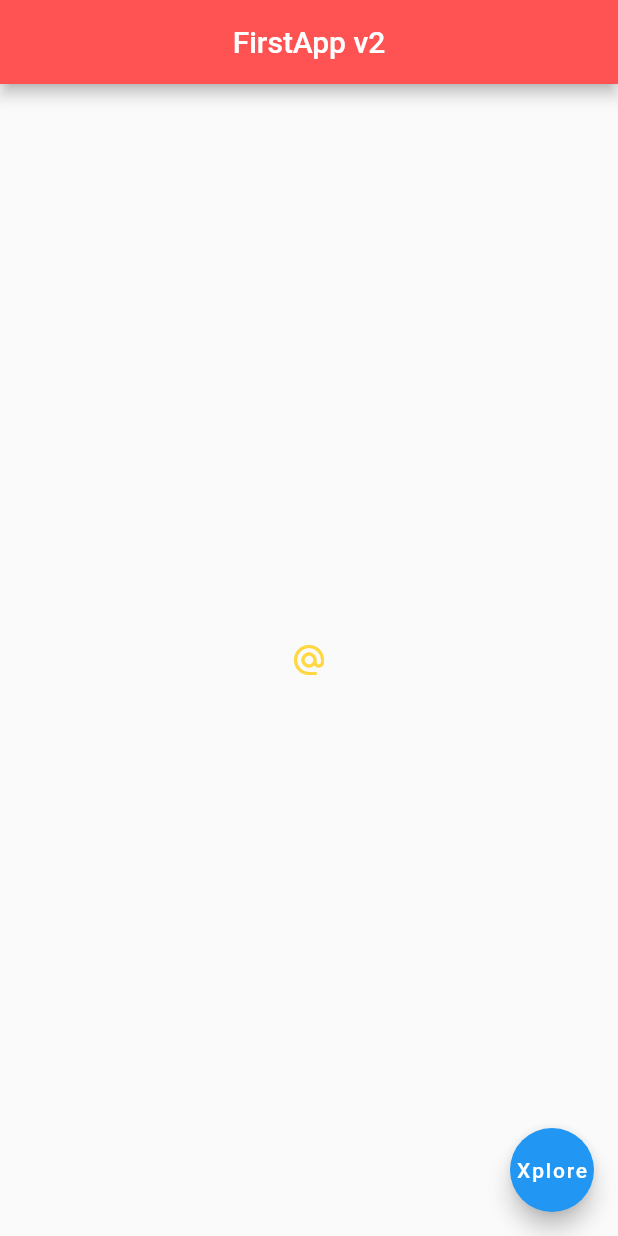
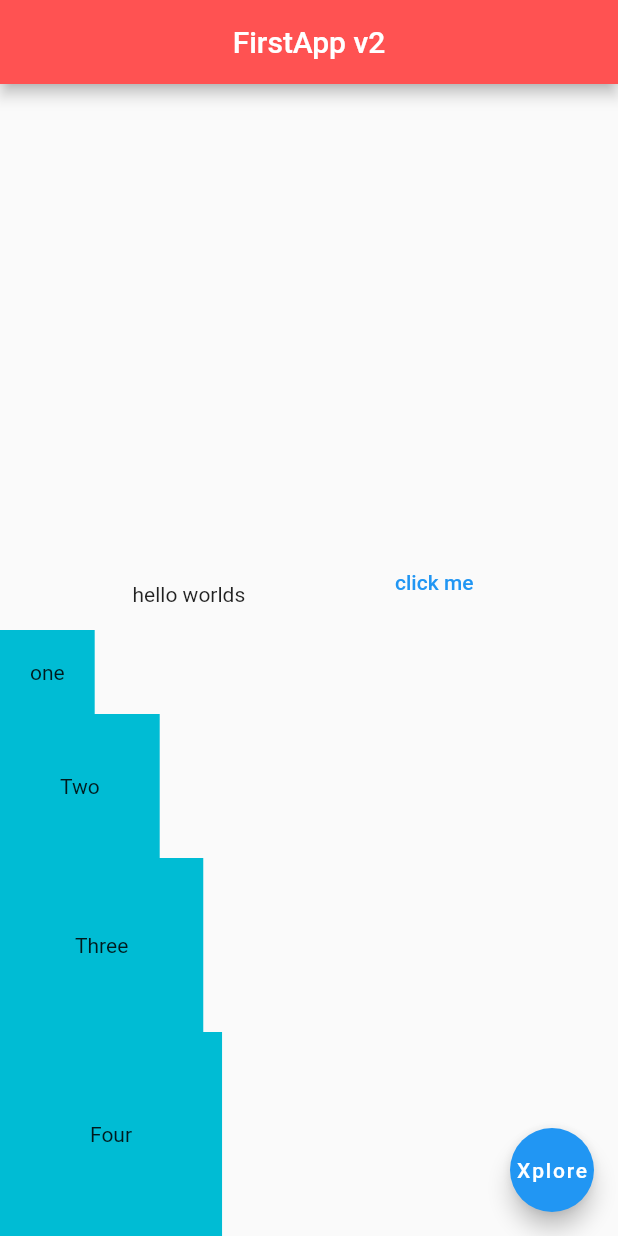
Before and after one commit to helllopratik/flutter, a Flutter app: the screen it shows after launch, on a phone screen of 412 x 824 dp. Run offline on Flutter 3.47's test engine with Material 2 defaults, Android fonts, the phone set to English and light mode, and no system bars.

Commit message:
Row and column added

```diff
--- a/lib/main.dart
+++ b/lib/main.dart
@@ -21,11 +21,94 @@ class Home extends StatelessWidget {
         centerTitle: true,
         backgroundColor: Colors.redAccent,
       ),
-      body: Center(
-        child: IconButton(
+      body:
+          //below code is for column. Column (Goes down) is same as row(Goes Up) , contain same property of the widget
+
+          Column(
+        mainAxisAlignment: MainAxisAlignment.end,
+        crossAxisAlignment: CrossAxisAlignment.start,
+        children: <Widget>[
+          //we can write Row inside column and vise-versa
+          Row(
+            mainAxisAlignment: MainAxisAlignment
+                .spaceEvenly, //used to manage allignment of all widget isnide row
+            crossAxisAlignment: CrossAxisAlignment.start,
+            children: <Widget>[
+              const Text('\nhello worlds\n'),
+              TextButton(
                 onPressed: () {},
-            icon: const Icon(Icons.alternate_email),
-            color: Colors.amberAccent),
+                // color: Colors.amber,
+                child: const Text('\tclick me\n'),
+              ),
+            ],
+          ),
+
+          Container(
+            padding: EdgeInsets.all(20.0),
+            color: Colors.cyan,
+            child: Text('one'),
+          ),
+          //EXTRA DATA TO BE REMOVED
+          Container(
+            padding: EdgeInsets.all(40.0),
+            color: Colors.cyan,
+            child: Text('Two'),
+          ),
+          Container(
+            padding: EdgeInsets.all(50.0),
+            color: Colors.cyan,
+            child: Text('Three'),
+          ),
+          Container(
+            padding: EdgeInsets.all(60.0),
+            color: Colors.cyan,
+            child: Text('Four'),
+          )
+        ],
+      ),
+
+      // Row itself a widget which help multiple widget
+      //     Row(
+      //   mainAxisAlignment: MainAxisAlignment
+      //       .spaceEvenly, //used to manage allignment of all widget isnide row
+      //   crossAxisAlignment: CrossAxisAlignment.start,
+      //   children: <Widget>[
+      //     const Text('\nhello worlds\n'),
+      //     TextButton(
+      //       onPressed: () {},
+      //       // color: Colors.amber,
+      //       child: const Text('\tclick me\n'),
+      //     ),
+      //     Container(
+      //       color: Colors.cyan,
+      //       padding: EdgeInsets.all(30.0),
+      //       child: Text('inside container'),
+      //     )
+      //   ],
+      // ),
+
+      //below code for padding. use below code if only want to use padding, if want to use margin as well use Container()
+      //  Padding(
+      //   padding: EdgeInsets.all(50.0),
+      //   child: Text('hello'),
+      // ),
+      //below code for using container
+      //  Container(
+      //also used to add padding and margin . Padding- Inside space and margin - is outside space.
+      //if declared container then it takes hole body, if a color is set inside container it will take all the screen
+      // padding: EdgeInsets.all(20.0),
+      //   padding: EdgeInsets.fromLTRB(10.0, 20.0, 30.0, 40.0),
+      //   margin: EdgeInsets.all(50.0),
+      //   color: Colors.grey[400], //declared backgroud color as grey
+      //   child: const Text(
+      //       'hello'), //after declare this only that text background will grey
+      // ),
+      //  Below code is about button and Icons
+      // Center(
+      //   child: IconButton(
+      //       onPressed: () {},
+      //       icon: const Icon(Icons.alternate_email),
+      //       color: Colors.amberAccent),
       // child: OutlinedButton.icon(
       //   onPressed: () {
       //     print('mail clicked');
@@ -37,7 +120,7 @@ class Home extends StatelessWidget {
       // },
       // child: const Text('click me'),
       // color: Colors.amberAccent,
-      ),
+      // ),
 
       // child: Icon(
       //   Icons.airplanemode_inactive_rounded,
```
Lines whose indentation alone changed are shown as unchanged.
